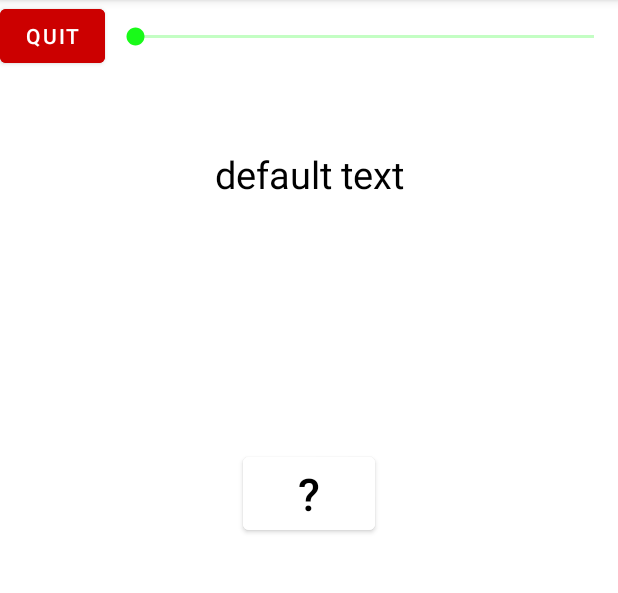
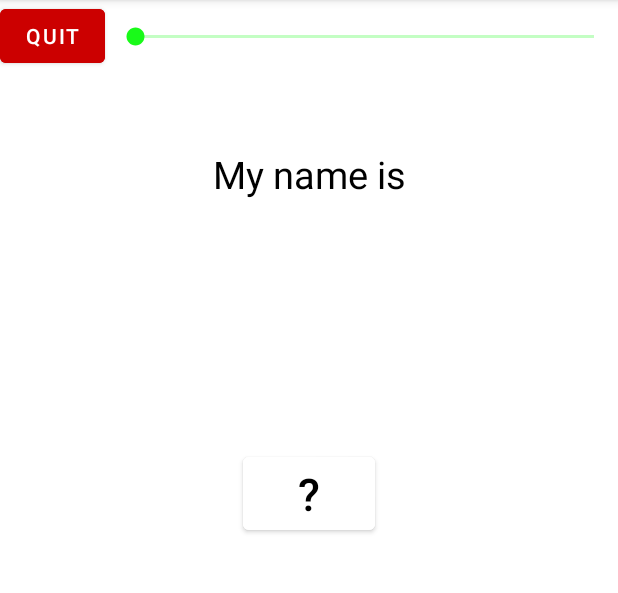
Before and after one commit to user7623/secunda-lingua, an Android app: the TranslateActivity screen opened directly, with no data from a screen before it, after a tap on "SUBMIT", on a phone screen of 412 x 824 dp, the part 84-677 px from its top. Run offline under Robolectric (Android 15) with nearby library versions, the phone set to English and light mode, and no system bars.

Commit message:
"questions functionality started"

```diff
--- a/app/src/main/java/com/example/diplomska/MainActivity.java
+++ b/app/src/main/java/com/example/diplomska/MainActivity.java
@@ -2,8 +2,10 @@ package com.example.diplomska;
 
 import androidx.annotation.NonNull;
 import androidx.appcompat.app.AppCompatActivity;
+import androidx.preference.PreferenceManager;
 
 import android.content.Intent;
+import android.content.SharedPreferences;
 import android.os.Bundle;
 import android.text.Layout;
 import android.text.SpannableString;
@@ -72,6 +74,8 @@ public class MainActivity extends AppCompatActivity {
             }
         });
 
+        databaseInitializationFunc();
+
     }
 
 
@@ -104,5 +108,20 @@ public class MainActivity extends AppCompatActivity {
         }
     }
 
+    private void databaseInitializationFunc()
+    {
+
+        SharedPreferences preferences = getApplicationContext().getSharedPreferences("UserDataBase", MODE_PRIVATE);
+        SharedPreferences.Editor editor = preferences.edit();
+
+
+
+        //so editor ima problemi i zatoa na zastaren nacin :\
+        //PreferenceManager.getDefaultSharedPreferences(MainActivity.this).edit().putInt("batteryPercentage", bp).apply();
+
+
+
+    }
+
 
 }
--- a/app/src/main/java/com/example/diplomska/TranslateActivity.java
+++ b/app/src/main/java/com/example/diplomska/TranslateActivity.java
@@ -21,6 +21,8 @@ import android.widget.ImageView;
 import android.widget.TextView;
 import android.widget.Toast;
 
+import org.w3c.dom.Text;
+
 import java.util.Timer;
 import java.util.TimerTask;
 
@@ -33,22 +35,33 @@ public class TranslateActivity extends AppCompatActivity {
     private int counter = 0;
     boolean correctAnswerFlag = true;
     boolean hideResultTextView = false;
+    private int questionNumber = 0;
+    private int numberOfQuestions = 0;
+    private String[] questionsArray;
+    private String[] answersArray;
+    private String[] alternativeAnswersArray;
 
     Button questionMarkButton;
     Button submitButton;
     Button quitButton;
     EditText answerText;
+    TextView questionText;
 
     @Override
     protected void onCreate(Bundle savedInstanceState) {
         super.onCreate(savedInstanceState);
         setContentView(R.layout.activity_translate);
-        showWrongToast();
+
         questionMarkButton = (Button) findViewById(R.id.questionMarkButtonTranslate);
         submitButton = (Button) findViewById(R.id.translateSubmitButton);
         quitButton = (Button) findViewById(R.id.quitButtonOnTranslate);
         answerText = (EditText) findViewById(R.id.translateEditText);
+        questionText = (TextView) findViewById(R.id.translateTextView);
 
+        //popolni gi nizite za prasanja i prevod
+        readFromDb();
+
+        giveQuestionFunc();
 
         questionMarkButton.setOnClickListener(new View.OnClickListener() {
             @Override
@@ -80,6 +93,22 @@ public class TranslateActivity extends AppCompatActivity {
 
         //TODO: kod za proverka na odgovorot
 
+        String answerGiven = answerText.getText().toString().toLowerCase();
+        String answerRequired = answersArray[questionNumber];
+        String alAnswerRequired = alternativeAnswersArray[questionNumber];
+        Log.d("info: " , answerGiven + answerRequired + alAnswerRequired);
+        if (answerText.getText().toString().toLowerCase().equals(answersArray[questionNumber].toLowerCase()))
+        {
+            correctAnswerFlag = true;
+        }
+        else if (answerText.getText().toString().toLowerCase().equals(alternativeAnswersArray[questionNumber].toLowerCase()))
+        {
+            correctAnswerFlag = true;
+        }else{
+            correctAnswerFlag = false;
+        }
+
+        //soodvetno izvestuvanje
         if (correctAnswerFlag)
         {
             Log.d("info: " , "Correct answer");
@@ -87,6 +116,15 @@ public class TranslateActivity extends AppCompatActivity {
         }else{
             Log.d("info: " , "Incorrect answer");
             showWrongToast();
+        }
+        //edit text poleto isprazni go
+        answerText.setText("");
+
+        if (questionNumber == (numberOfQuestions - 1))
+        {
+            endCourseFunc();
+        } else {
+            nextQuestionFunc();
         }
     }
 
@@ -147,4 +185,42 @@ public class TranslateActivity extends AppCompatActivity {
         }
     }
 
+    public  void giveQuestionFunc()
+    {
+        Log.d("info:" , "setting question, question number is" + questionNumber);
+        questionText.setText(questionsArray[questionNumber]);
+        //questionNumber++;
+    }
+
+    public void readFromDb()
+    {
+        //TODO: napravi da cita od db !!!
+        numberOfQuestions = 2;
+        questionsArray = new String[numberOfQuestions];
+        answersArray = new String[numberOfQuestions];
+        alternativeAnswersArray = new String[numberOfQuestions];
+
+        questionsArray[0] = "Hello world";
+        questionsArray[1] = "My name is";
+        answersArray[0] = "Zdravo svetu";
+        answersArray[1] = "Moeto ime e";
+        alternativeAnswersArray[0] = "zdravo svetu";
+        alternativeAnswersArray[1] = "Jas se vikam";
+
+    }
+
+    private void nextQuestionFunc()
+    {
+        questionNumber++;
+        questionText.setText(questionsArray[questionNumber]);
+
+    }
+
+    private void endCourseFunc()
+    {
+        Log.d("info", "ending translate activity --------------------------------------");
+        Intent endTranslateActivity = new Intent(TranslateActivity.this, MainActivity.class);
+        startActivity(endTranslateActivity);
+    }
+
 }
```
